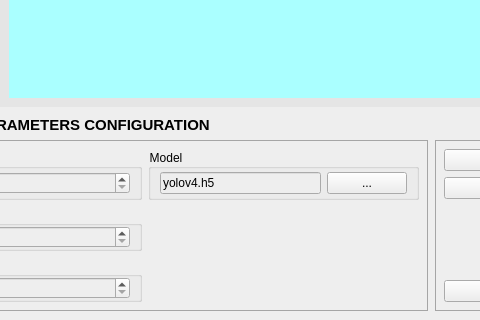
Before: the Qt Designer form views/error_detect_screen.ui in Shockmstr/FQCS_DesktopApp, drawn with Qt 5; both pictures show x 714 to 1194 and y 464 to 784 of the 1440 by 784 pixel window.
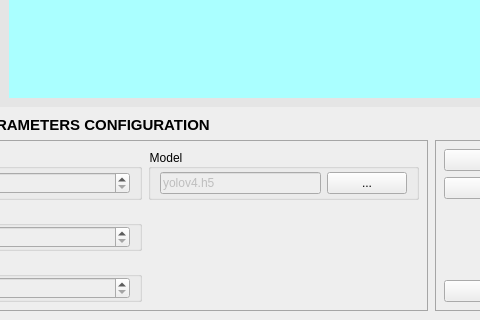
After: the same form once the commit is applied.

```diff
--- a/views/error_detect_screen.ui
+++ b/views/error_detect_screen.ui
@@ -382,6 +382,9 @@
                </property>
                <item>
                 <widget class="QLineEdit" name="inpModelChoice">
+                 <property name="enabled">
+                  <bool>false</bool>
+                 </property>
                  <property name="inputMask">
                   <string/>
                  </property>
```
Left out of the diff: 8 changed lines with no effect on the pictures.
